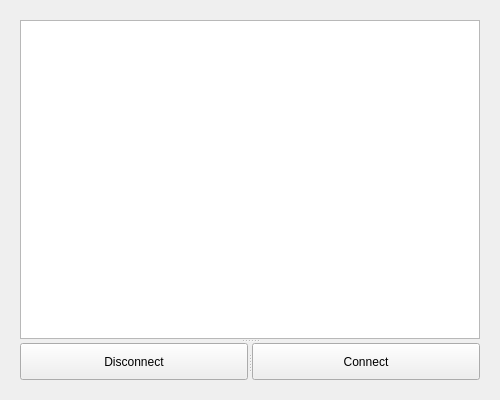
This is design.ui in Vaness23/Gamepad as Qt 5 draws it before an edit. The edited form follows.
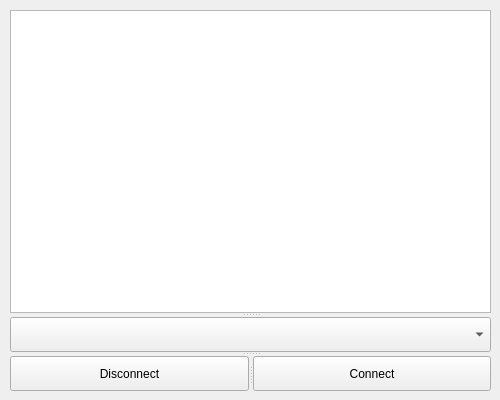
This is the edited form.

Diff of the .ui file:
```diff
--- a/design.ui
+++ b/design.ui
@@ -20,10 +20,10 @@
    <widget class="QSplitter" name="splitter_2">
     <property name="geometry">
      <rect>
-      <x>20</x>
-      <y>20</y>
-      <width>460</width>
-      <height>360</height>
+      <x>10</x>
+      <y>10</y>
+      <width>481</width>
+      <height>381</height>
      </rect>
     </property>
     <property name="orientation">
@@ -34,6 +34,7 @@
       <bool>true</bool>
      </property>
     </widget>
+    <widget class="QComboBox" name="comboBox"/>
     <widget class="QSplitter" name="splitter">
      <property name="orientation">
       <enum>Qt::Horizontal</enum>
```
